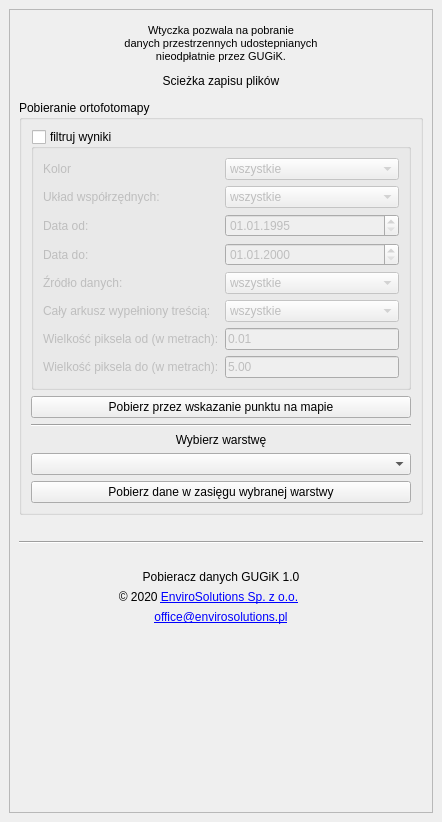
Above: pobieracz_danych_gugik_base.ui from envirosolutionspl/pobieracz_danych_gugik before the change. Below: the same form after it.
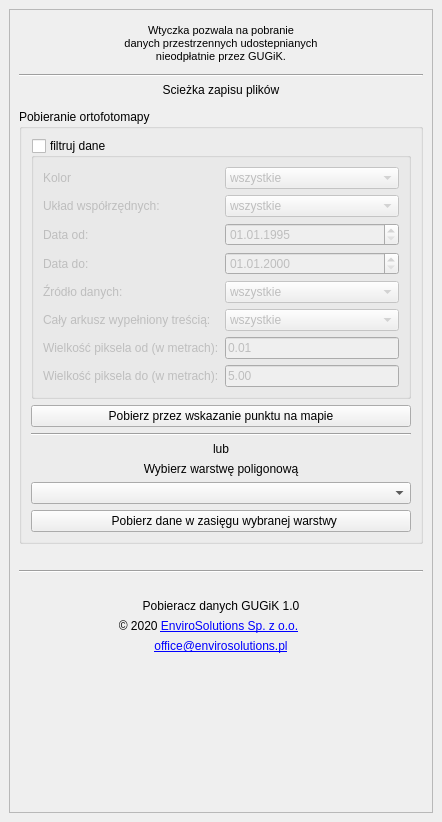
That is the form after the change. Icons and pictures are not drawn. Custom widgets are drawn as their Qt base class.

What changed in the file:
```diff
--- a/pobieracz_danych_gugik_base.ui
+++ b/pobieracz_danych_gugik_base.ui
@@ -104,6 +104,13 @@
           </item>
          </layout>
         </item>
+        <item>
+         <widget class="Line" name="line_3">
+          <property name="orientation">
+           <enum>Qt::Horizontal</enum>
+          </property>
+         </widget>
+        </item>
         <item>
          <widget class="QLabel" name="label_7">
           <property name="text">
@@ -126,7 +133,7 @@
            <item>
             <widget class="QgsCollapsibleGroupBox" name="orto_filter_groupBox">
              <property name="title">
-              <string>filtruj wyniki</string>
+              <string>filtruj dane</string>
              </property>
              <property name="checkable">
               <bool>true</bool>
@@ -336,10 +343,20 @@
              </property>
             </widget>
            </item>
+           <item>
+            <widget class="QLabel" name="label_15">
+             <property name="text">
+              <string>lub</string>
+             </property>
+             <property name="alignment">
+              <set>Qt::AlignCenter</set>
+             </property>
+            </widget>
+           </item>
            <item>
             <widget class="QLabel" name="label_2">
              <property name="text">
-              <string>Wybierz warstwę</string>
+              <string>Wybierz warstwę poligonową</string>
              </property>
              <property name="alignment">
               <set>Qt::AlignCenter</set>
@@ -352,7 +369,7 @@
            <item>
             <widget class="QPushButton" name="fromLayer_btn">
              <property name="text">
-              <string>Pobierz dane w zasięgu wybranej warstwy</string>
+              <string>  Pobierz dane w zasięgu wybranej warstwy</string>
              </property>
             </widget>
            </item>
```
Left out of the diff: 8 changed lines with no effect on the pictures.
